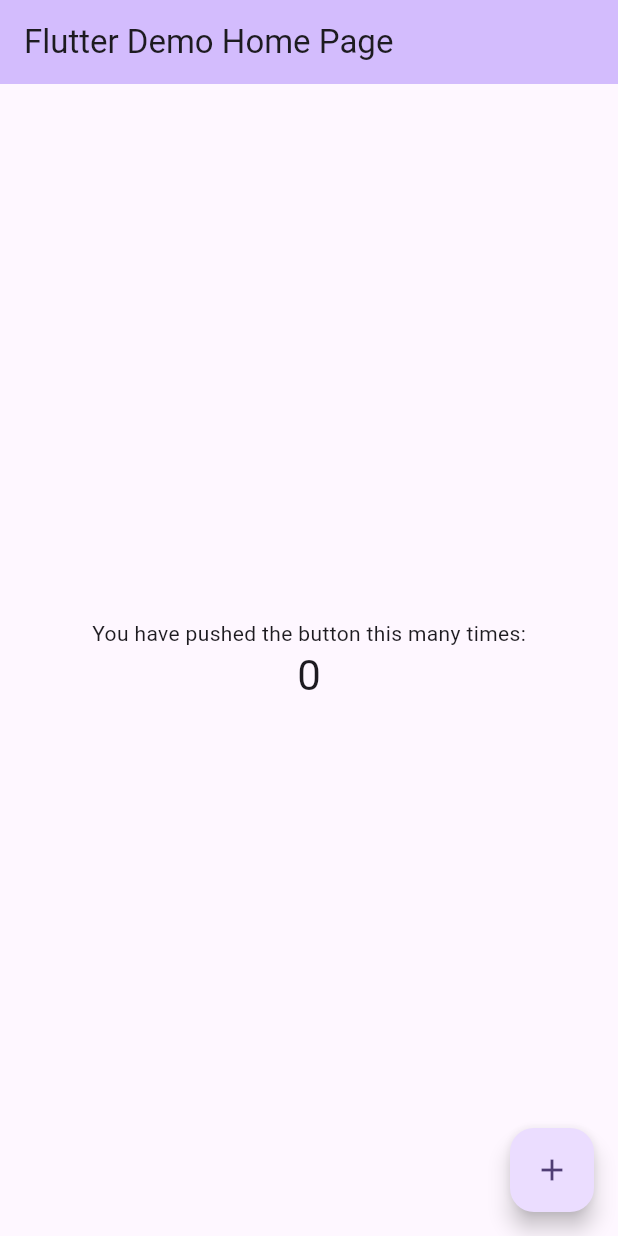
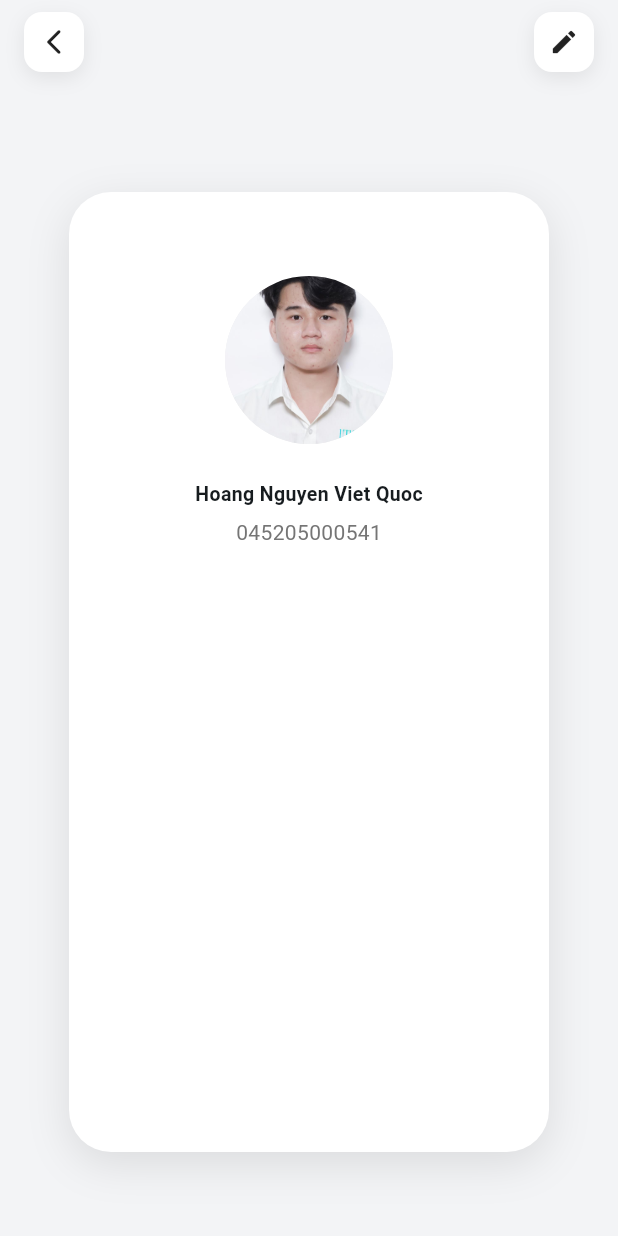
Before and after one commit to hqcoder05/010112103402_laptrinhthietbididong_7480201190316, a Flutter app: the screen it shows after launch, on a phone screen of 412 x 824 dp. Run offline on Flutter 3.47's test engine with Material 3 defaults, Android fonts, the phone set to English and light mode, and no system bars.

Commit message:
hoan thanh bai tap

```diff
--- a/baitaptuan1/profile/lib/main.dart
+++ b/baitaptuan1/profile/lib/main.dart
@@ -1,122 +1,114 @@
 import 'package:flutter/material.dart';
 
-void main() {
-  runApp(const MyApp());
-}
+void main() => runApp(const ProfileCardApp());
 
-class MyApp extends StatelessWidget {
-  const MyApp({super.key});
+class ProfileCardApp extends StatelessWidget {
+  const ProfileCardApp({super.key});
 
-  // This widget is the root of your application.
   @override
   Widget build(BuildContext context) {
     return MaterialApp(
-      title: 'Flutter Demo',
+      title: 'Profile Card',
+      debugShowCheckedModeBanner: false,
       theme: ThemeData(
-        // This is the theme of your application.
-        //
-        // TRY THIS: Try running your application with "flutter run". You'll see
-        // the application has a purple toolbar. Then, without quitting the app,
-        // try changing the seedColor in the colorScheme below to Colors.green
-        // and then invoke "hot reload" (save your changes or press the "hot
-        // reload" button in a Flutter-supported IDE, or press "r" if you used
-        // the command line to start the app).
-        //
-        // Notice that the counter didn't reset back to zero; the application
-        // state is not lost during the reload. To reset the state, use hot
-        // restart instead.
-        //
-        // This works for code too, not just values: Most code changes can be
-        // tested with just a hot reload.
-        colorScheme: ColorScheme.fromSeed(seedColor: Colors.deepPurple),
+        useMaterial3: true,
+        colorScheme: ColorScheme.fromSeed(seedColor: Colors.blueGrey),
+        scaffoldBackgroundColor: const Color(0xFFF3F4F6),
       ),
-      home: const MyHomePage(title: 'Flutter Demo Home Page'),
+      home: const ProfileScreen(),
     );
   }
 }
 
-class MyHomePage extends StatefulWidget {
-  const MyHomePage({super.key, required this.title});
-
-  // This widget is the home page of your application. It is stateful, meaning
-  // that it has a State object (defined below) that contains fields that affect
-  // how it looks.
-
-  // This class is the configuration for the state. It holds the values (in this
-  // case the title) provided by the parent (in this case the App widget) and
-  // used by the build method of the State. Fields in a Widget subclass are
-  // always marked "final".
-
-  final String title;
-
-  @override
-  State<MyHomePage> createState() => _MyHomePageState();
-}
-
-class _MyHomePageState extends State<MyHomePage> {
-  int _counter = 0;
-
-  void _incrementCounter() {
-    setState(() {
-      // This call to setState tells the Flutter framework that something has
-      // changed in this State, which causes it to rerun the build method below
-      // so that the display can reflect the updated values. If we changed
-      // _counter without calling setState(), then the build method would not be
-      // called again, and so nothing would appear to happen.
-      _counter++;
-    });
-  }
+class ProfileScreen extends StatelessWidget {
+  const ProfileScreen({super.key});
 
   @override
   Widget build(BuildContext context) {
-    // This method is rerun every time setState is called, for instance as done
-    // by the _incrementCounter method above.
-    //
-    // The Flutter framework has been optimized to make rerunning build methods
-    // fast, so that you can just rebuild anything that needs updating rather
-    // than having to individually change instances of widgets.
     return Scaffold(
-      appBar: AppBar(
-        // TRY THIS: Try changing the color here to a specific color (to
-        // Colors.amber, perhaps?) and trigger a hot reload to see the AppBar
-        // change color while the other colors stay the same.
-        backgroundColor: Theme.of(context).colorScheme.inversePrimary,
-        // Here we take the value from the MyHomePage object that was created by
-        // the App.build method, and use it to set our appbar title.
-        title: Text(widget.title),
-      ),
-      body: Center(
-        // Center is a layout widget. It takes a single child and positions it
-        // in the middle of the parent.
+      body: SafeArea(
         child: Column(
-          // Column is also a layout widget. It takes a list of children and
-          // arranges them vertically. By default, it sizes itself to fit its
-          // children horizontally, and tries to be as tall as its parent.
-          //
-          // Column has various properties to control how it sizes itself and
-          // how it positions its children. Here we use mainAxisAlignment to
-          // center the children vertically; the main axis here is the vertical
-          // axis because Columns are vertical (the cross axis would be
-          // horizontal).
-          //
-          // TRY THIS: Invoke "debug painting" (choose the "Toggle Debug Paint"
-          // action in the IDE, or press "p" in the console), to see the
-          // wireframe for each widget.
-          mainAxisAlignment: MainAxisAlignment.center,
-          children: <Widget>[
-            const Text('You have pushed the button this many times:'),
-            Text(
-              '$_counter',
-              style: Theme.of(context).textTheme.headlineMedium,
+          children: [
+            Padding(
+              padding: const EdgeInsets.symmetric(horizontal: 16, vertical: 8),
+              child: Row(
+                children: const [
+                  _IconChip(icon: Icons.arrow_back_ios_new_rounded),
+                  Spacer(),
+                  _IconChip(icon: Icons.edit_rounded),
+                ],
+              ),
+            ),
+            const SizedBox(height: 16),
+            Expanded(
+              child: Center(
+                child: Container(
+                  width: 320,
+                  height: 640,
+                  decoration: BoxDecoration(
+                    color: Colors.white,
+                    borderRadius: BorderRadius.circular(28),
+                    boxShadow: const [
+                      BoxShadow(
+                        blurRadius: 24,
+                        offset: Offset(0, 8),
+                        color: Color(0x1A000000),
+                      ),
+                    ],
+                  ),
+                  child: const _ProfileCard(),
+                ),
+              ),
             ),
           ],
         ),
       ),
-      floatingActionButton: FloatingActionButton(
-        onPressed: _incrementCounter,
-        tooltip: 'Increment',
-        child: const Icon(Icons.add),
-      ), // This trailing comma makes auto-formatting nicer for build methods.
     );
   }
 }
+
+class _ProfileCard extends StatelessWidget {
+  const _ProfileCard();
+
+  @override
+  Widget build(BuildContext context) {
+    return Column(
+      children: [
+        const SizedBox(height: 56),
+        CircleAvatar(
+          radius: 56,
+          backgroundImage: const AssetImage('assets/download.png'),
+          backgroundColor: Colors.grey[200],
+        ),
+        const SizedBox(height: 24),
+        const Text(
+          'Hoang Nguyen Viet Quoc',
+          style: TextStyle(fontSize: 13, fontWeight: FontWeight.w700),
+        ),
+        const SizedBox(height: 6),
+        Text('045205000541', style: TextStyle(color: Colors.grey[600])),
+        const Spacer(),
+      ],
+    );
+  }
+}
+
+class _IconChip extends StatelessWidget {
+  final IconData icon;
+  const _IconChip({required this.icon});
+
+  @override
+  Widget build(BuildContext context) {
+    return Container(
+      padding: const EdgeInsets.all(10),
+      decoration: BoxDecoration(
+        color: Colors.white,
+        borderRadius: BorderRadius.circular(12),
+        boxShadow: const [
+          BoxShadow(blurRadius: 10, offset: Offset(0, 4), color: Color(0x14000000)),
+        ],
+      ),
+      child: Icon(icon, size: 20),
+    );
+  }
+}
--- a/baitaptuan1/profile/pubspec.yaml
+++ b/baitaptuan1/profile/pubspec.yaml
@@ -56,7 +56,8 @@ flutter:
   # included with your application, so that you can use the icons in
   # the material Icons class.
   uses-material-design: true
-
+  assets:
+    - assets/
   # To add assets to your application, add an assets section, like this:
   # assets:
   #   - images/a_dot_burr.jpeg
```
